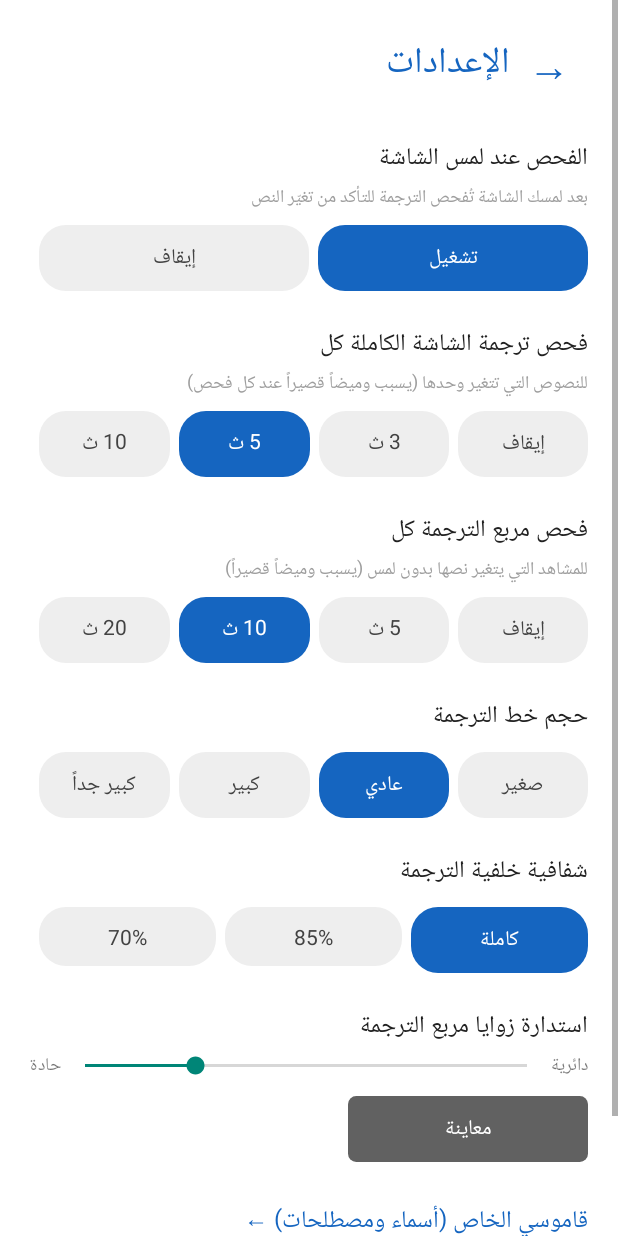
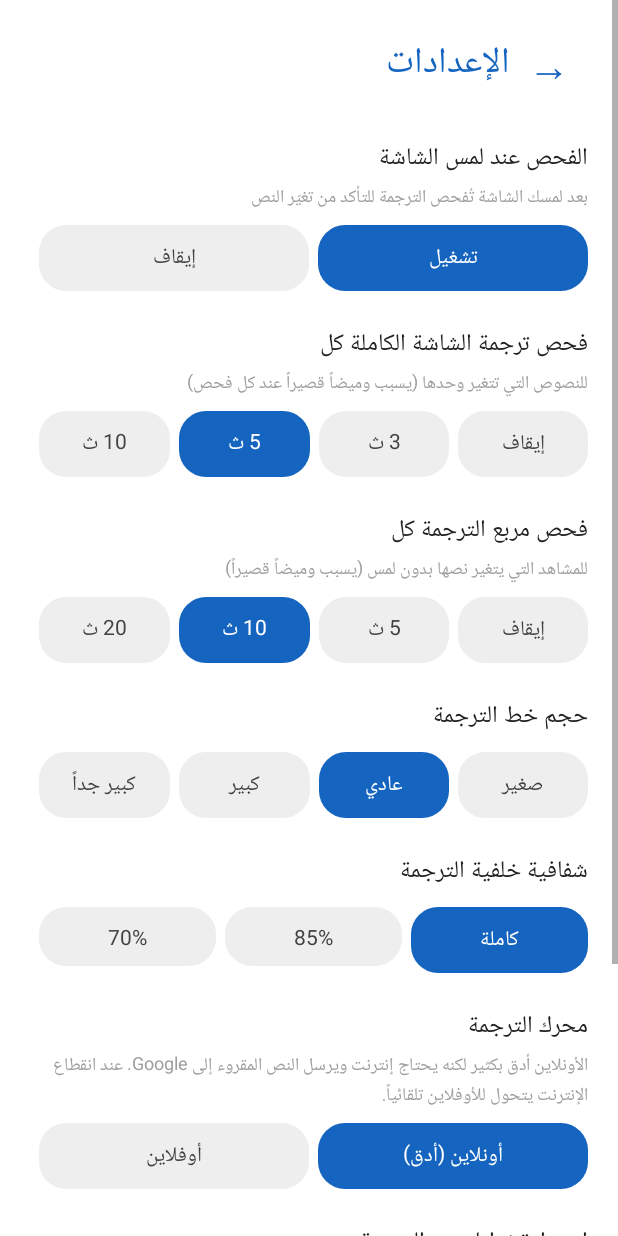
Before and after one commit to EmadSyHo/Translator-Pro, an Android app: the SettingsActivity screen opened directly, with no data from a screen before it, on a phone screen of 412 x 824 dp. Run offline under Robolectric (Android 15) with nearby library versions, the phone set to English and light mode, and no system bars.

Commit message:
Update SettingsActivity.kt

```diff
--- a/app/src/main/java/com/translatorpro/app/SettingsActivity.kt
+++ b/app/src/main/java/com/translatorpro/app/SettingsActivity.kt
@@ -67,6 +67,11 @@ class SettingsActivity : Activity() {
         addSetting(
             root, "شفافية خلفية الترجمة", "",
             "alpha", 100, listOf("كاملة", "85%", "70%"), listOf(100, 85, 70)
+        )
+                addSetting(
+            root, "محرك الترجمة",
+            "الأونلاين أدق بكثير لكنه يحتاج إنترنت ويرسل النص المقروء إلى Google. عند انقطاع الإنترنت يتحول للأوفلاين تلقائياً.",
+            "engine", 1, listOf("أونلاين (أدق)", "أوفلاين"), listOf(1, 0)
         )
         addSlider(root, "استدارة زوايا مربع الترجمة", "radius", 25)
                 root.addView(TextView(this).apply {
```
